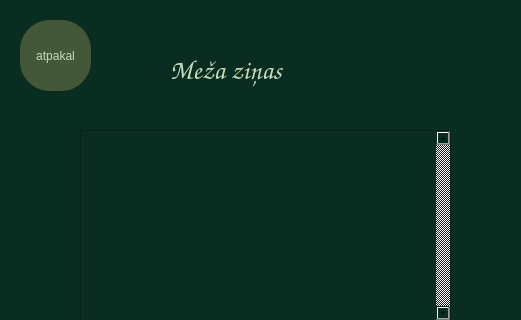
Qt form ui/news.ui (tebuu24/Senu-kolekcionars-2025) before a commit; both pictures show x 0 to 521 and y 0 to 320 of the 521 by 850 pixel window.
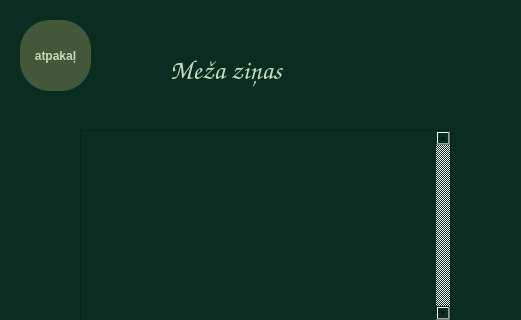
The same form after that commit.

What changed in the file:
```diff
--- a/ui/news.ui
+++ b/ui/news.ui
@@ -51,13 +51,19 @@
       <height>71</height>
      </rect>
     </property>
+    <property name="font">
+     <font>
+      <weight>75</weight>
+      <bold>true</bold>
+     </font>
+    </property>
     <property name="styleSheet">
      <string notr="true">border-radius: 30px;
 background-color: rgb(66, 88, 56);
 color: rgb(199, 218, 186);</string>
     </property>
     <property name="text">
-     <string>atpakal</string>
+     <string>atpakaļ</string>
     </property>
    </widget>
    <widget class="QLabel" name="newslabel">
```
